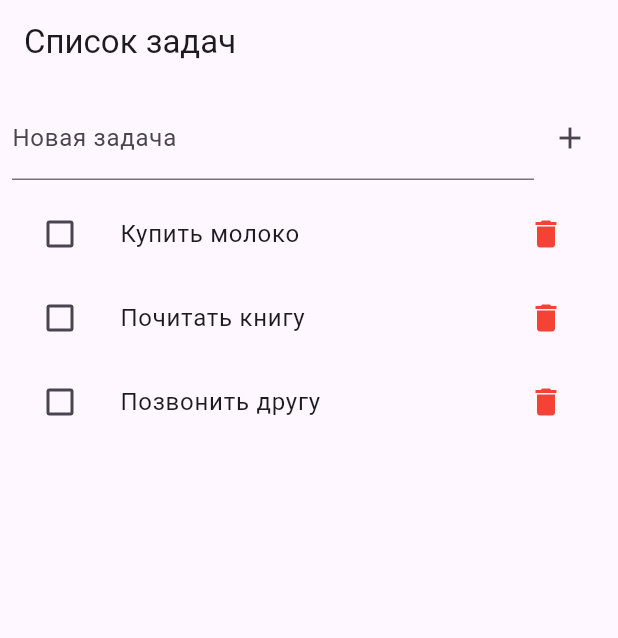
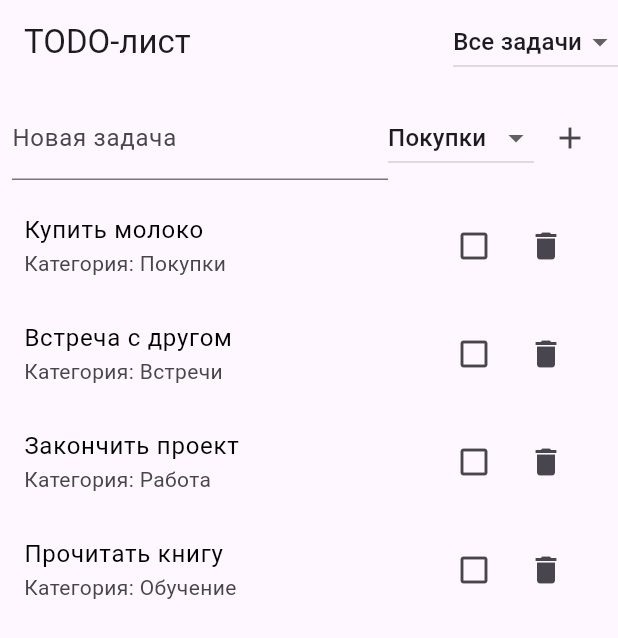
Before and after one commit to dokkaebi047/hw30, a Flutter app: the screen it shows after launch, on a phone screen of 412 x 824 dp. Shown: the top 638 px of the screen. Run offline on Flutter 3.47's test engine with Material 3 defaults, Android fonts, the light colour scheme and no system bars.

Commit message:
Добавлена возможность выбрать категорию задачи Фильтрация задач по категориям через выпадающее окно Улучшена форма ввода

```diff
--- a/lib/main.dart
+++ b/lib/main.dart
@@ -2,19 +2,16 @@ import 'package:flutter/material.dart';
 import 'screens/home_screens.dart';
 
 void main() {
-  runApp(const MyApp());
+  runApp(const TodoApp());
 }
 
-class MyApp extends StatelessWidget {
-  const MyApp({super.key});
+class TodoApp extends StatelessWidget {
+  const TodoApp({super.key});
 
   @override
   Widget build(BuildContext context) {
     return MaterialApp(
-      debugShowCheckedModeBanner: false,
-      theme: ThemeData(
-        primarySwatch: Colors.blue,
-      ),
+      theme: ThemeData(primarySwatch: Colors.blue),
       home: const HomeScreen(),
     );
   }
--- a/lib/models/task.dart
+++ b/lib/models/task.dart
@@ -1,6 +1,7 @@
 class Task {
   String title;
   bool isCompleted;
+  String category;
 
-  Task({required this.title, this.isCompleted = false});
+  Task({required this.title, this.isCompleted = false, required this.category});
 }
--- a/lib/screens/home_screens.dart
+++ b/lib/screens/home_screens.dart
@@ -10,39 +10,71 @@ class HomeScreen extends StatefulWidget {
 }
 
 class _HomeScreenState extends State<HomeScreen> {
-  final List<Task> _tasks = [
-    Task(title: 'Купить молоко'),
-    Task(title: 'Почитать книгу'),
-    Task(title: 'Позвонить другу'),
+  final List<Task> tasks = [
+    Task(title: 'Купить молоко', category: 'Покупки'),
+    Task(title: 'Встреча с другом', category: 'Встречи'),
+    Task(title: 'Закончить проект', category: 'Работа'),
+    Task(title: 'Прочитать книгу', category: 'Обучение'),
   ];
 
-  final TextEditingController _controller = TextEditingController();
+  final TextEditingController taskController = TextEditingController();
+  String selectedCategory = 'Все задачи';
+  final List<String> categories = [
+    'Все задачи',
+    'Покупки',
+    'Встречи',
+    'Работа',
+    'Обучение'
+  ];
+  String newTaskCategory = 'Покупки';
 
   void _addTask() {
-    if (_controller.text.isNotEmpty) {
+    if (taskController.text.isNotEmpty) {
       setState(() {
-        _tasks.add(Task(title: _controller.text));
-        _controller.clear();
+        tasks.add(Task(title: taskController.text, category: newTaskCategory));
+        taskController.clear();
       });
     }
   }
 
-  void _toggleTask(int index) {
+  void _toggleTaskCompletion(int index) {
     setState(() {
-      _tasks[index].isCompleted = !_tasks[index].isCompleted;
+      tasks[index].isCompleted = !tasks[index].isCompleted;
     });
   }
 
   void _deleteTask(int index) {
     setState(() {
-      _tasks.removeAt(index);
+      tasks.removeAt(index);
     });
   }
 
   @override
   Widget build(BuildContext context) {
+    List<Task> filteredTasks = selectedCategory == 'Все задачи'
+        ? tasks
+        : tasks.where((task) => task.category == selectedCategory).toList();
+
     return Scaffold(
-      appBar: AppBar(title: const Text('Список задач')),
+      appBar: AppBar(
+        title: const Text('TODO-лист'),
+        actions: [
+          DropdownButton<String>(
+            value: selectedCategory,
+            onChanged: (String? newValue) {
+              setState(() {
+                selectedCategory = newValue!;
+              });
+            },
+            items: categories.map<DropdownMenuItem<String>>((String category) {
+              return DropdownMenuItem<String>(
+                value: category,
+                child: Text(category),
+              );
+            }).toList(),
+          ),
+        ],
+      ),
       body: Column(
         children: [
           Padding(
@@ -51,25 +83,41 @@ class _HomeScreenState extends State<HomeScreen> {
               children: [
                 Expanded(
                   child: TextField(
-                    controller: _controller,
+                    controller: taskController,
                     decoration:
                         const InputDecoration(labelText: 'Новая задача'),
                   ),
                 ),
+                DropdownButton<String>(
+                  value: newTaskCategory,
+                  onChanged: (String? newValue) {
+                    setState(() {
+                      newTaskCategory = newValue!;
+                    });
+                  },
+                  items: categories
+                      .sublist(1)
+                      .map<DropdownMenuItem<String>>((String category) {
+                    return DropdownMenuItem<String>(
+                      value: category,
+                      child: Text(category),
+                    );
+                  }).toList(),
+                ),
                 IconButton(
                   icon: const Icon(Icons.add),
                   onPressed: _addTask,
-                )
+                ),
               ],
             ),
           ),
           Expanded(
             child: ListView.builder(
-              itemCount: _tasks.length,
+              itemCount: filteredTasks.length,
               itemBuilder: (context, index) {
                 return TaskItem(
-                  task: _tasks[index],
-                  onToggle: () => _toggleTask(index),
+                  task: filteredTasks[index],
+                  onToggle: () => _toggleTaskCompletion(index),
                   onDelete: () => _deleteTask(index),
                 );
               },
--- a/lib/widgets/task_item.dart
+++ b/lib/widgets/task_item.dart
@@ -7,10 +7,10 @@ class TaskItem extends StatelessWidget {
   final VoidCallback onDelete;
 
   const TaskItem({
+    super.key,
     required this.task,
     required this.onToggle,
     required this.onDelete,
-    super.key,
   });
 
   @override
@@ -19,17 +19,27 @@ class TaskItem extends StatelessWidget {
       title: Text(
         task.title,
         style: TextStyle(
-          decoration: task.isCompleted ? TextDecoration.lineThrough : null,
-          color: task.isCompleted ? Colors.grey : null,
+          decoration: task.isCompleted
+              ? TextDecoration.lineThrough
+              : TextDecoration.none,
+          color: task.isCompleted ? Colors.grey : Colors.black,
         ),
       ),
-      leading: Checkbox(
-        value: task.isCompleted,
-        onChanged: (_) => onToggle(),
-      ),
-      trailing: IconButton(
-        icon: const Icon(Icons.delete, color: Colors.red),
-        onPressed: onDelete,
+      subtitle: Text('Категория: ${task.category}'),
+      trailing: Row(
+        mainAxisSize: MainAxisSize.min,
+        children: [
+          IconButton(
+            icon: Icon(task.isCompleted
+                ? Icons.check_box
+                : Icons.check_box_outline_blank),
+            onPressed: onToggle,
+          ),
+          IconButton(
+            icon: const Icon(Icons.delete),
+            onPressed: onDelete,
+          ),
+        ],
       ),
     );
   }
```
